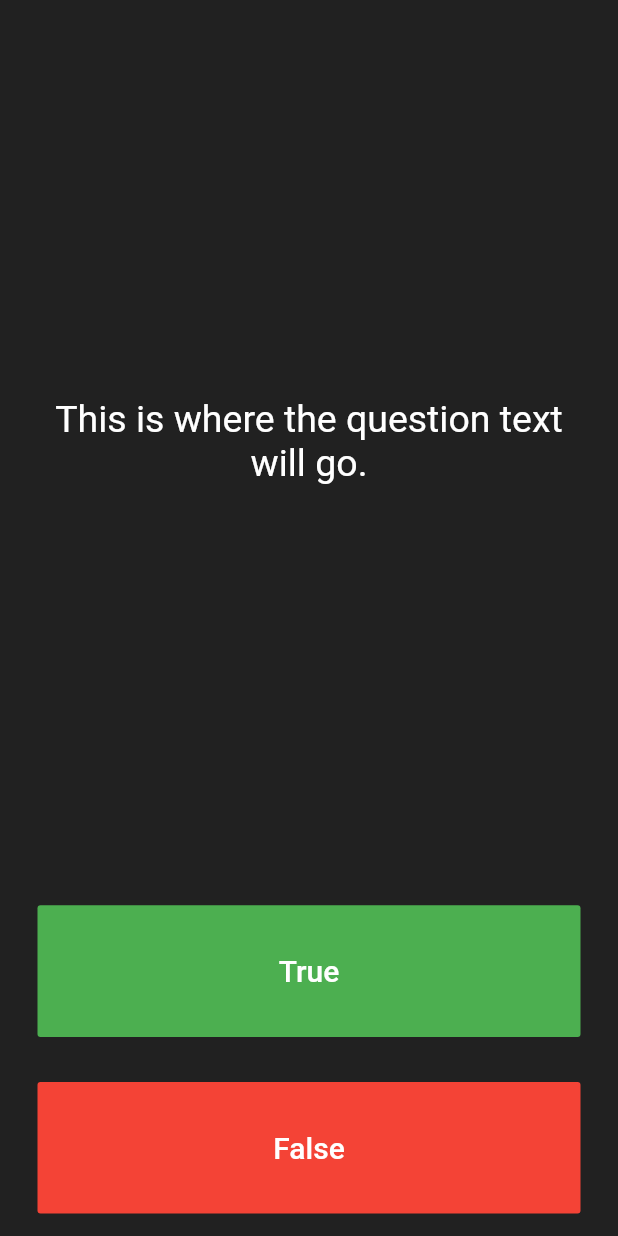
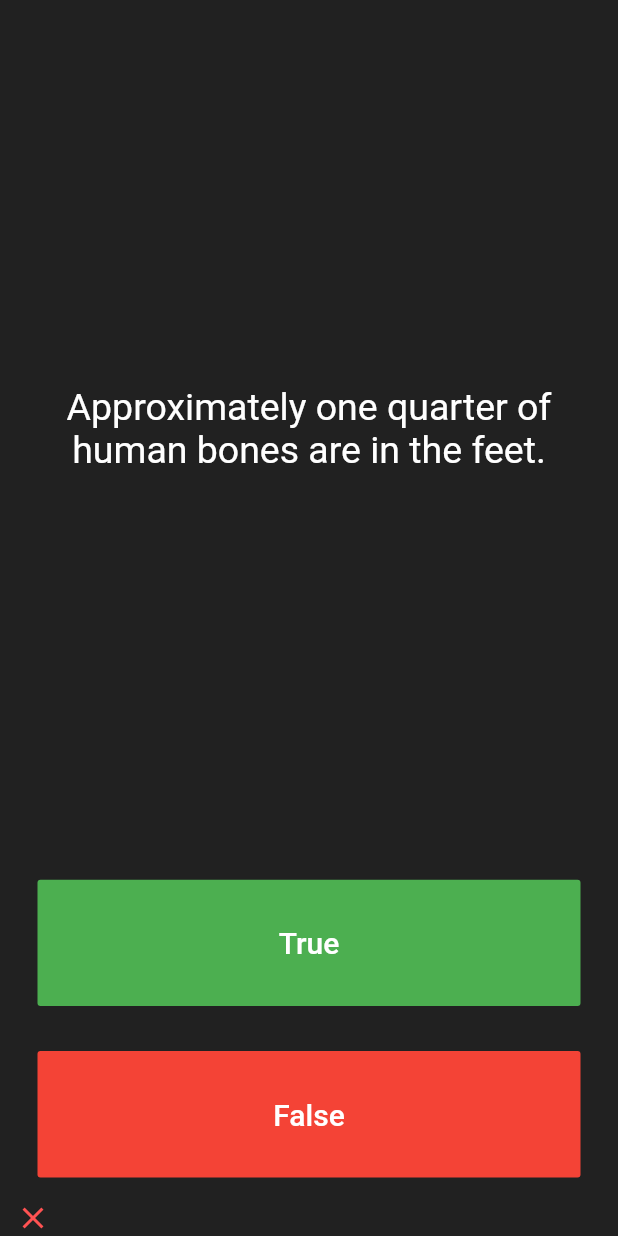
Before and after one commit to Maju049/quizzler-flutter, a Flutter app: the screen it shows after launch, after a tap on "True", on a phone screen of 412 x 824 dp. Run offline on Flutter 3.47's test engine with Material 2 defaults, Android fonts, the phone set to English and light mode, and no system bars.

Commit message:
Update main.dart

```diff
--- a/lib/main.dart
+++ b/lib/main.dart
@@ -25,6 +25,34 @@ class QuizPage extends StatefulWidget {
 }
 
 class _QuizPageState extends State<QuizPage> {
+  List<String> qsutvView = [
+    'You can lead a cow down stairs but not up stairs.',
+    'Approximately one quarter of human bones are in the feet.',
+    'A slug\'s blood is green.',
+    'You can lead a cow down stairs but not up stairs.',
+    'Approximately one quarter of human bones are in the feet.',
+    'A slug\'s blood is green.',
+    '1 + 1 = 3',
+    '2 + 2 = 4',
+    '1 x 4 = 4',
+  ];
+
+  List<bool> answer = [
+    false,
+    true,
+    true,
+    true,
+    false,
+    true,
+    false,
+    true,
+    true,
+  ];
+  int trackClick = 0;
+
+  List<Widget> answertrack = [];
+
+
   @override
   Widget build(BuildContext context) {
     return Column(
@@ -37,7 +65,7 @@ class _QuizPageState extends State<QuizPage> {
             padding: EdgeInsets.all(10.0),
             child: Center(
               child: Text(
-                'This is where the question text will go.',
+                qsutvView[trackClick],
                 textAlign: TextAlign.center,
                 style: TextStyle(
                   fontSize: 25.0,
@@ -61,7 +89,18 @@ class _QuizPageState extends State<QuizPage> {
                 ),
               ),
               onPressed: () {
-                //The user picked true.
+                bool truech = answer[trackClick];
+                if(truech == true){
+                  setState(() {
+                    answertrack.add(Icon(Icons.check,color: Colors.greenAccent,),);
+                  });
+                }
+                else{
+                  setState(() {
+                    answertrack.add(Icon(Icons.close,color: Colors.redAccent,),);
+                  });
+                }
+                  trackClick = trackClick + 1;
               },
             ),
           ),
@@ -79,10 +118,24 @@ class _QuizPageState extends State<QuizPage> {
                 ),
               ),
               onPressed: () {
-                //The user picked false.
-              },
+                bool truech = answer[trackClick];
+                if(truech == false){
+                  setState(() {
+                    answertrack.add(Icon(Icons.check,color: Colors.greenAccent,),);
+                  });
+                }
+                else{
+                  setState(() {
+                    answertrack.add(Icon(Icons.close,color: Colors.redAccent,),);
+                  });
+                }
+                trackClick++;
+                },
             ),
           ),
+        ),
+        Row(
+          children: answertrack,
         ),
         //TODO: Add a Row here as your score keeper
       ],
```
